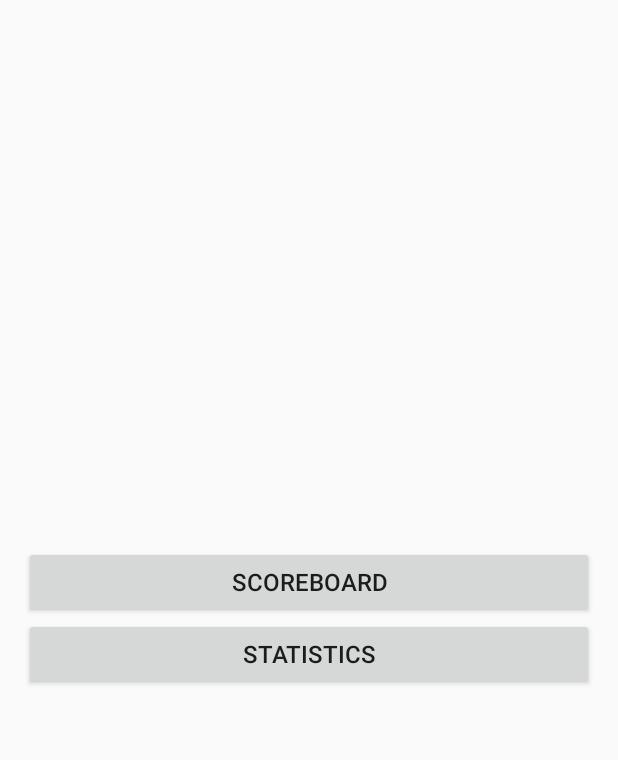
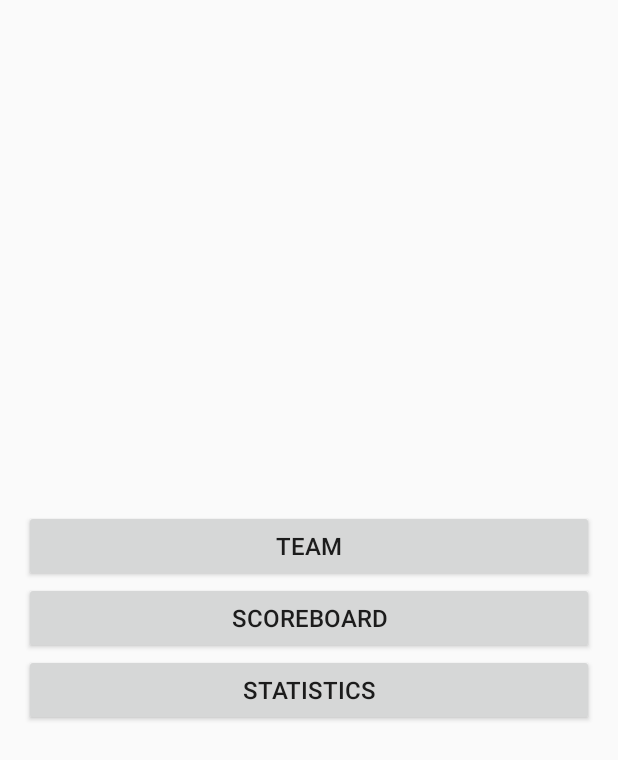
Before and after one commit to idiotleon/BBallerScoreBoard, an Android app: the screen it shows after launch (MainActivity), on a phone screen of 412 x 824 dp. Shown: the top 760 px of the screen. Run offline under Robolectric (Android 15) with nearby library versions, the phone set to English and light mode, and no system bars.

Commit message:
TeamActivity&PlayerActivity added
FAB added on TeamActivity. When fab pressed, PlayerActivity will pop up.

```diff
--- a/app/build.gradle
+++ b/app/build.gradle
@@ -6,7 +6,7 @@ android {
 
     defaultConfig {
         applicationId "com.leontheprofessional.bballscoreboard"
-        minSdkVersion 13
+        minSdkVersion 14
         targetSdkVersion 23
         versionCode 1
         versionName "1.0"
@@ -24,4 +24,5 @@ dependencies {
     testCompile 'junit:junit:4.12'
     compile 'com.android.support:appcompat-v7:23.4.0'
     compile 'com.android.support:design:23.3.0'
+    compile 'com.intellij:annotations:+@jar'
 }
--- a/app/src/main/java/com/leontheprofessional/bballscoreboard/MainActivity.java
+++ b/app/src/main/java/com/leontheprofessional/bballscoreboard/MainActivity.java
@@ -11,19 +11,30 @@ import android.widget.Button;
 import android.widget.Toast;
 
 import com.leontheprofessional.bballscoreboard.scoreboard.ScoreBoardMainActivity;
+import com.leontheprofessional.bballscoreboard.team.TeamMainActivity;
 
 public class MainActivity extends AppCompatActivity {
 
-    private Button scoreBoardMainActivityBtn;
-    private Button statisticsMainActivityBtn;
+    private Button scoreBoardBtnMainActivity;
+    private Button statisticsBtnMainActivity;
+    private Button teamBtnMainActivity;
 
     @Override
     protected void onCreate(Bundle savedInstanceState) {
         super.onCreate(savedInstanceState);
         setContentView(R.layout.activity_main);
 
-        scoreBoardMainActivityBtn = (Button) findViewById(R.id.scoreboard_btn_main_activity);
-        scoreBoardMainActivityBtn.setOnClickListener(new View.OnClickListener() {
+        teamBtnMainActivity = (Button) findViewById(R.id.team_btn_main_activity);
+        teamBtnMainActivity.setOnClickListener(new View.OnClickListener() {
+            @Override
+            public void onClick(View v) {
+                Intent teamIntent = new Intent(MainActivity.this, TeamMainActivity.class);
+                startActivity(teamIntent);
+            }
+        });
+
+        scoreBoardBtnMainActivity = (Button) findViewById(R.id.scoreboard_btn_main_activity);
+        scoreBoardBtnMainActivity.setOnClickListener(new View.OnClickListener() {
             @Override
             public void onClick(View v) {
                 Intent intent = new Intent(MainActivity.this, ScoreBoardMainActivity.class);
@@ -31,13 +42,15 @@ public class MainActivity extends AppCompatActivity {
             }
         });
 
-        statisticsMainActivityBtn = (Button) findViewById(R.id.statistic_btn_main_activity);
-        statisticsMainActivityBtn.setOnClickListener(new View.OnClickListener() {
+        statisticsBtnMainActivity = (Button) findViewById(R.id.statistic_btn_main_activity);
+        statisticsBtnMainActivity.setOnClickListener(new View.OnClickListener() {
             @Override
             public void onClick(View v) {
                 Toast.makeText(MainActivity.this, "Statistics will be added shortly.", Toast.LENGTH_SHORT).show();
             }
         });
+
+
     }
 
     @Override
--- a/app/src/main/res/layout/activity_main.xml
+++ b/app/src/main/res/layout/activity_main.xml
@@ -16,19 +16,28 @@
         android:layout_height="wrap_content"
         android:layout_centerVertical="true"
         android:orientation="vertical">
+
+        <Button
+            android:id="@+id/team_btn_main_activity"
+            android:layout_width="match_parent"
+            android:layout_height="wrap_content"
+            android:text="@string/team_main_activity"
+            android:textSize="@dimen/text_size_16sp" />
+
         <Button
             android:id="@+id/scoreboard_btn_main_activity"
             android:layout_width="match_parent"
             android:layout_height="wrap_content"
             android:text="@string/scoreboard_main_activity"
-        android:textSize="16sp"/>
+            android:textSize="@dimen/text_size_16sp" />
 
         <Button
             android:id="@+id/statistic_btn_main_activity"
-        android:layout_centerVertical="true"
             android:layout_width="match_parent"
             android:layout_height="wrap_content"
+            android:layout_centerVertical="true"
             android:text="@string/statistics_main_activity"
-        android:textSize="16sp"/>
+            android:textSize="@dimen/text_size_16sp" />
 
-    </LinearLayout></RelativeLayout>
+    </LinearLayout>
+</RelativeLayout>
--- /dev/null
+++ b/app/src/main/res/layout/main_content_team_main_activity.xml
@@ -0,0 +1,5 @@
+<?xml version="1.0" encoding="utf-8"?>
+<ListView xmlns:android="http://schemas.android.com/apk/res/android"
+    android:id="@+id/listview_member_team"
+    android:layout_width="match_parent"
+    android:layout_height="wrap_content"></ListView>
--- a/app/src/main/res/values/dimens.xml
+++ b/app/src/main/res/values/dimens.xml
@@ -2,4 +2,8 @@
     <!-- Default screen margins, per the Android Design guidelines. -->
     <dimen name="activity_horizontal_margin">16dp</dimen>
     <dimen name="activity_vertical_margin">16dp</dimen>
+    <dimen name="textview_horizontal_margin">8dp</dimen>
+    <dimen name="textview_vertical_margin">16dp</dimen>
+    <dimen name="text_size_16sp">16sp</dimen>
+    <dimen name="fab_margin">32dp</dimen>
 </resources>
--- a/app/src/main/res/values/strings.xml
+++ b/app/src/main/res/values/strings.xml
@@ -23,4 +23,9 @@
     <string name="statistics_main_activity">Statistics</string>
 
     <string name="login">LogIn</string>
+    <string name="first_name_team">FirstName</string>
+    <string name="last_name_team">LastName</string>
+    <string name="position_team">Position</string>
+    <string name="team_main_activity">Team</string>
+    <string name="team_name_title">Team Name</string>
 </resources>
--- a/app/src/main/res/values/styles.xml
+++ b/app/src/main/res/values/styles.xml
@@ -8,4 +8,8 @@
         <item name="colorAccent">@color/colorAccent</item>
     </style>
 
+    <style name="AppTheme.AppBarOverlay" parent="ThemeOverlay.AppCompat.Dark.ActionBar" />
+
+    <style name="AppTheme.PopupOverlay" parent="ThemeOverlay.AppCompat.Light" />
+
 </resources>
```
Also changed, not shown: app/src/main/AndroidManifest.xml (+6 -3 lines), app/src/main/java/com/leontheprofessional/bballscoreboard/player/PlayerMainActivity.java (added, +11 -0 lines), app/src/main/java/com/leontheprofessional/bballscoreboard/team/TeamMainActivity.java (added, +35 -0 lines), app/src/main/java/com/leontheprofessional/bballscoreboard/team/TeamMemberListViewAdapter.java (added, +25 -0 lines), app/src/main/res/layout/main_activity_team.xml (added, +33 -0 lines), app/src/main/res/layout/main_fragment_team.xml (added, +63 -0 lines), 3 other files. Lines whose indentation alone changed are shown as unchanged.
